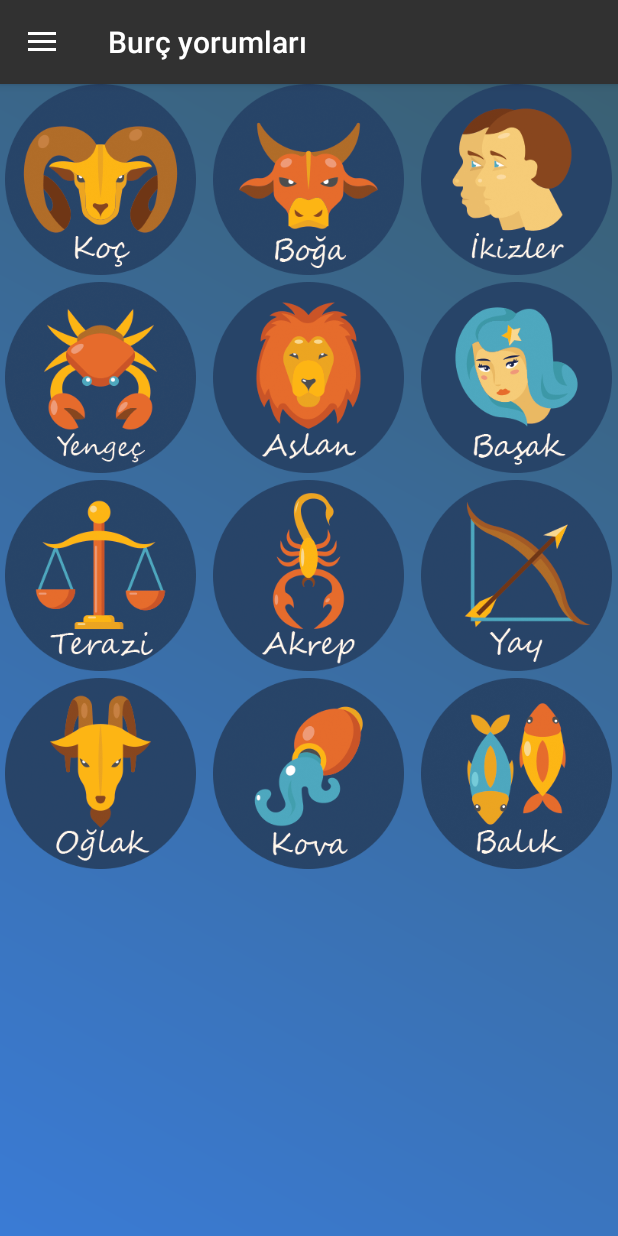
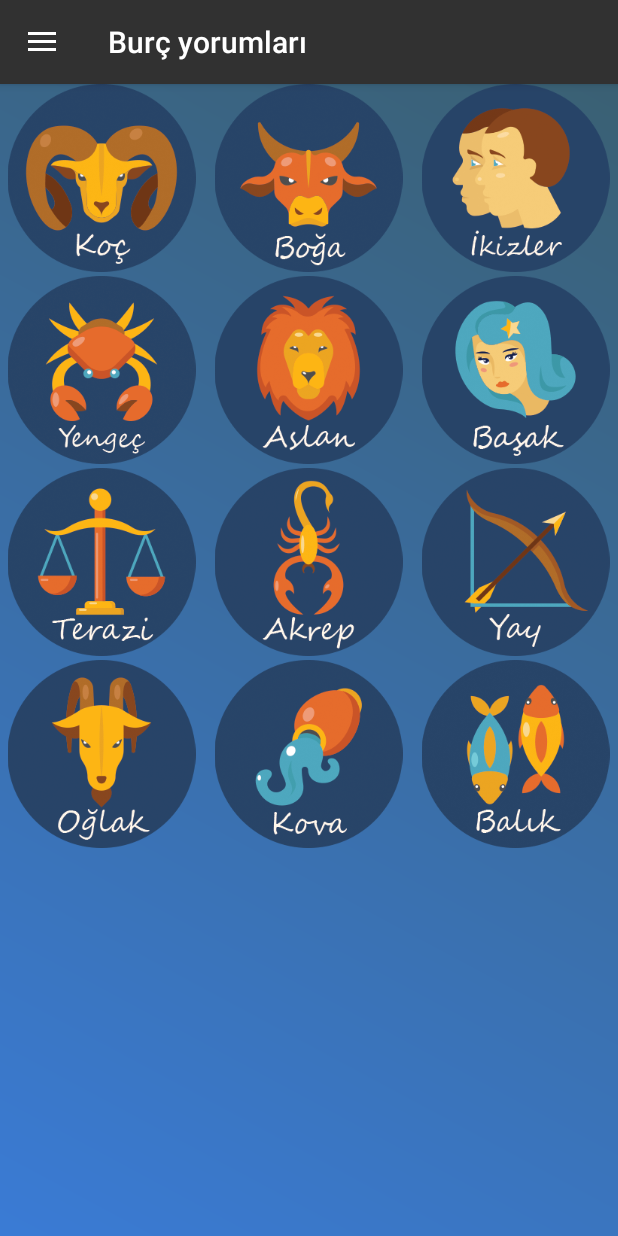
Before and after one commit to dmaulikr/GunlukBurclar, an Android app: the screen it shows after launch (MainActivity), on a phone screen of 412 x 824 dp. Run offline under Robolectric (Android 15) with nearby library versions, the phone set to English and light mode, and no system bars; our stand-ins replace AdMob, CircleImageView; libraries missing offline, so code that uses them is left out: com.android.vending, com.facebook, com.facebook.ads, com.facebook.appevents, jp.co.recruit_mp; pictures from the network do not load; 16 statements that could not run were skipped.

Commit message:
upgrading to v3.0

```diff
--- a/app/src/main/java/org/uusoftware/burclar/FragmentHome.java
+++ b/app/src/main/java/org/uusoftware/burclar/FragmentHome.java
@@ -50,6 +50,7 @@ public class FragmentHome extends Fragment {
             adView = new com.facebook.ads.AdView(getActivity(), "155235578298611_155235834965252", AdSize.BANNER_HEIGHT_50);
             AdSettings.addTestDevice("93b55fab32ae5be4b95fb1fa2815d35b");
             AdSettings.addTestDevice("9c984b400407ede69f69662c8816f1d3");
+            AdSettings.addTestDevice("291094bfd3e4384b98451dca16f66e81");
             adViewContainer.addView(adView);
             adView.loadAd();
         }
@@ -67,6 +68,7 @@ public class FragmentHome extends Fragment {
 
         GridView gridView = (GridView) v.findViewById(R.id.gridView);
         gridView.setAdapter(new GridAdapter(getActivity()));
+
         gridView.setOnItemClickListener(new OnItemClickListener() {
             @Override
             public void onItemClick(AdapterView<?> arg0, View arg1, int position, long arg3) {
--- a/app/src/main/java/org/uusoftware/burclar/adapter/GridAdapter.java
+++ b/app/src/main/java/org/uusoftware/burclar/adapter/GridAdapter.java
@@ -66,7 +66,7 @@ public class GridAdapter extends BaseAdapter {
 
         @Override
         public void onMeasure(int widthMeasureSpec, int heightMeasureSpec) {
-            super.onMeasure(widthMeasureSpec - 10, widthMeasureSpec - 10);
+            super.onMeasure(widthMeasureSpec, widthMeasureSpec - 15);
         }
     }
 }
--- a/app/src/main/res/layout/fragment_home.xml
+++ b/app/src/main/res/layout/fragment_home.xml
@@ -5,20 +5,19 @@
     android:layout_height="match_parent"
     android:background="@drawable/gradient_home">
 
-    <GridView xmlns:android="http://schemas.android.com/apk/res/android"
-              android:id="@+id/gridView"
-              android:layout_width="fill_parent"
-              android:layout_height="fill_parent"
-              android:layout_above="@id/adFacebook"
-              android:gravity="center"
-              android:horizontalSpacing="5dp"
-              android:numColumns="3"
-              android:stretchMode="columnWidth"
-              android:verticalSpacing="5dp"/>
+    <GridView
+        android:id="@+id/gridView"
+        android:layout_width="wrap_content"
+        android:layout_height="wrap_content"
+        android:layout_above="@+id/adFacebook"
+        android:layout_alignParentTop="true"
+        android:horizontalSpacing="3dp"
+        android:numColumns="3"
+        android:verticalSpacing="3dp"/>
 
     <RelativeLayout
         android:id="@+id/adFacebook"
-        android:layout_width="fill_parent"
+        android:layout_width="match_parent"
         android:layout_height="50dp"
         android:layout_alignParentBottom="true"
         android:layout_centerHorizontal="true"/>
```
